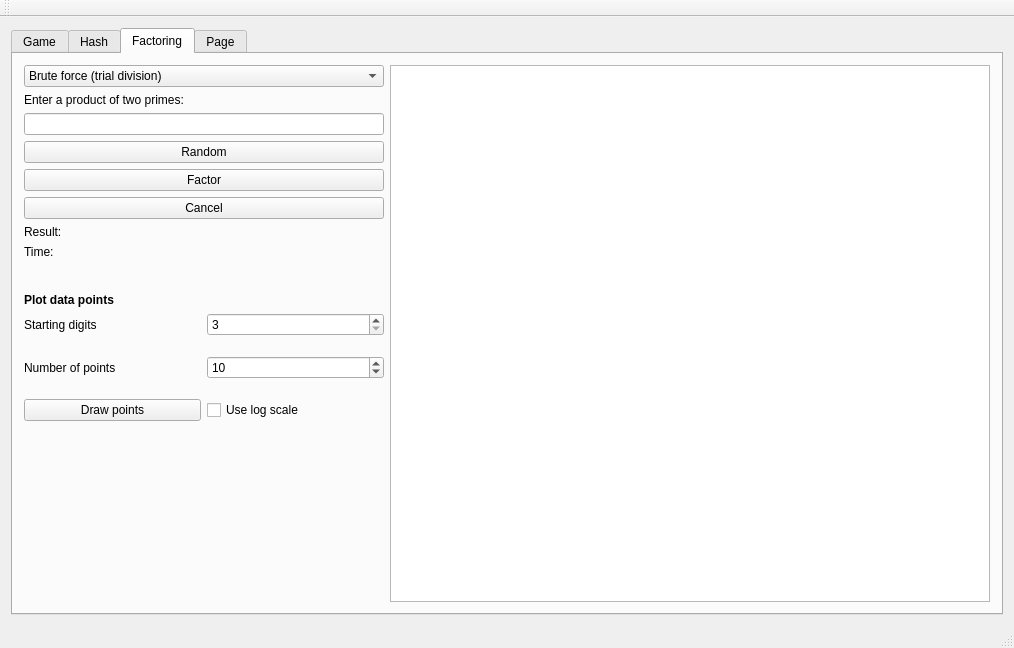
Qt form CapstoneCryptography/forms/mainwindow.ui (egandunning/learn-crypto) before a commit.
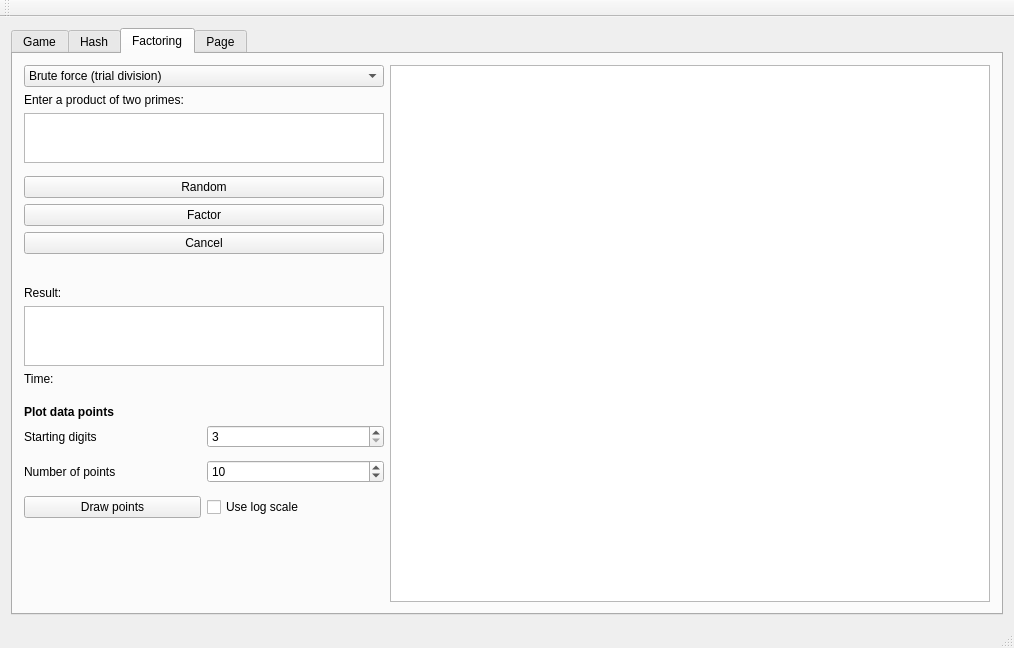
The same form after that commit.

The edit to the form file:
```diff
--- a/CapstoneCryptography/forms/mainwindow.ui
+++ b/CapstoneCryptography/forms/mainwindow.ui
@@ -542,14 +542,7 @@
           <string>Factoring</string>
          </attribute>
          <layout class="QGridLayout" name="gridLayout_2">
-          <item row="3" column="0">
-           <widget class="QPushButton" name="random_composite">
-            <property name="text">
-             <string>Random</string>
-            </property>
-           </widget>
-          </item>
-          <item row="8" column="0">
+          <item row="13" column="0">
            <widget class="QLabel" name="timeLabel">
             <property name="text">
              <string>Time: </string>
@@ -557,7 +550,14 @@
            </widget>
           </item>
           <item row="2" column="0">
-           <widget class="QLineEdit" name="compositeTextField"/>
+           <widget class="QPlainTextEdit" name="compositeTextField">
+            <property name="maximumSize">
+             <size>
+              <width>16777215</width>
+              <height>50</height>
+             </size>
+            </property>
+           </widget>
           </item>
           <item row="0" column="0">
            <widget class="QComboBox" name="factorAlgChooser">
@@ -573,14 +573,7 @@
             </item>
            </widget>
           </item>
-          <item row="4" column="0" rowspan="2">
-           <widget class="QPushButton" name="factorPrimesButton">
-            <property name="text">
-             <string>Factor</string>
-            </property>
-           </widget>
-          </item>
-          <item row="0" column="1" rowspan="31">
+          <item row="0" column="1" rowspan="36">
            <widget class="QGraphicsView" name="factoringGraphicsView">
             <property name="minimumSize">
              <size>
@@ -590,11 +583,14 @@
             </property>
            </widget>
           </item>
-          <item row="7" column="0">
+          <item row="11" column="0">
            <widget class="QLabel" name="resultLabel">
             <property name="text">
              <string>Result:</string>
             </property>
+            <property name="wordWrap">
+             <bool>true</bool>
+            </property>
            </widget>
           </item>
           <item row="1" column="0">
@@ -604,7 +600,7 @@
             </property>
            </widget>
           </item>
-          <item row="14" column="0" rowspan="2">
+          <item row="19" column="0" rowspan="2">
            <layout class="QHBoxLayout" name="horizontalLayout_4">
             <item>
              <widget class="QLabel" name="dataCountLabel">
@@ -625,7 +621,7 @@
             </item>
            </layout>
           </item>
-          <item row="12" column="0">
+          <item row="17" column="0">
            <layout class="QHBoxLayout" name="horizontalLayout_2">
             <item>
              <widget class="QLabel" name="dataStartLabel">
@@ -646,14 +642,14 @@
             </item>
            </layout>
           </item>
-          <item row="11" column="0">
+          <item row="16" column="0">
            <widget class="QLabel" name="plotLabel">
             <property name="text">
              <string>&lt;html&gt;&lt;head/&gt;&lt;body&gt;&lt;p&gt;&lt;span style=&quot; font-weight:600;&quot;&gt;Plot data points&lt;/span&gt;&lt;/p&gt;&lt;/body&gt;&lt;/html&gt;</string>
             </property>
            </widget>
           </item>
-          <item row="17" column="0">
+          <item row="22" column="0">
            <layout class="QHBoxLayout" name="horizontalLayout_3">
             <item>
              <widget class="QPushButton" name="drawFactoring">
@@ -671,6 +667,20 @@
             </item>
            </layout>
           </item>
+          <item row="4" column="0">
+           <widget class="QPushButton" name="random_composite">
+            <property name="text">
+             <string>Random</string>
+            </property>
+           </widget>
+          </item>
+          <item row="5" column="0">
+           <widget class="QPushButton" name="factorPrimesButton">
+            <property name="text">
+             <string>Factor</string>
+            </property>
+           </widget>
+          </item>
           <item row="6" column="0">
            <widget class="QPushButton" name="stopFactorPushButton">
             <property name="text">
@@ -678,6 +688,16 @@
             </property>
            </widget>
           </item>
+          <item row="12" column="0">
+           <widget class="QPlainTextEdit" name="resultField">
+            <property name="maximumSize">
+             <size>
+              <width>16777215</width>
+              <height>60</height>
+             </size>
+            </property>
+           </widget>
+          </item>
          </layout>
         </widget>
         <widget class="QWidget" name="help">
```
Left out of the diff: 2 changed lines with no effect on the pictures.
